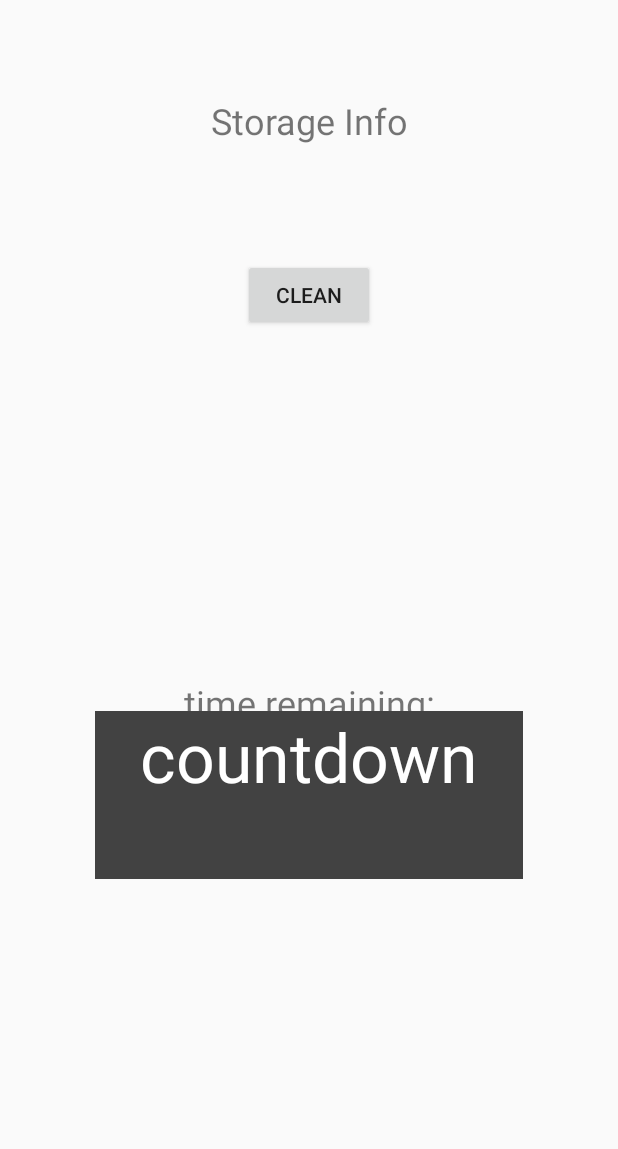
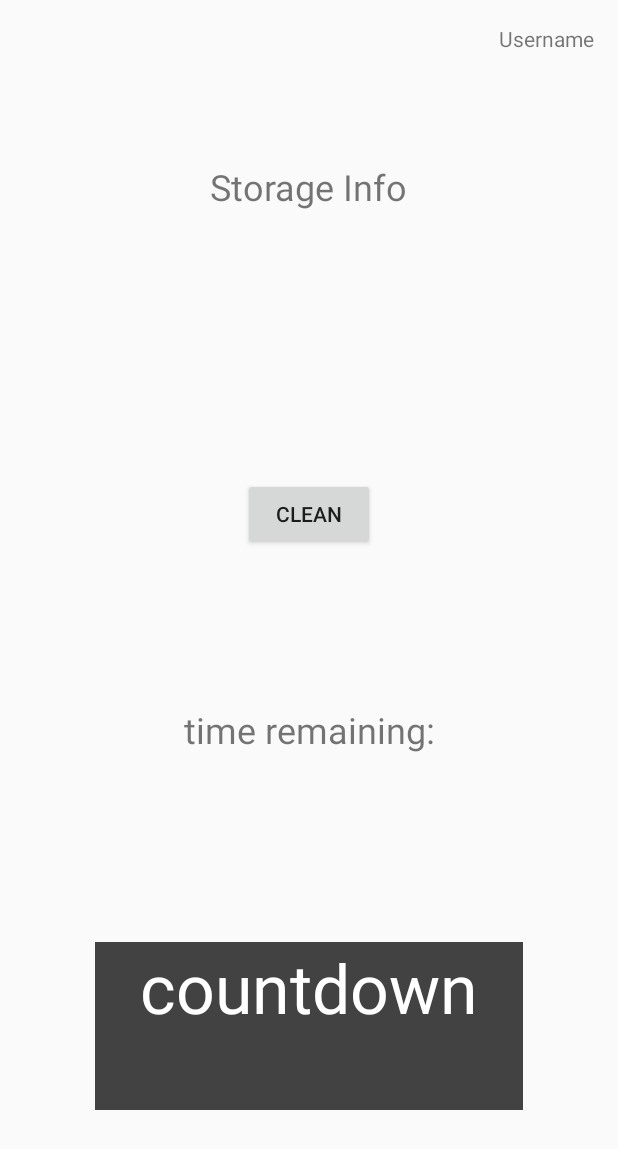
Before and after one commit to Sprintf01/NullAndVoid, an Android app built with Jetpack Compose: the layout activity_main.xml on its own in the app's theme, with its tools: preview values and no code run, on a phone screen of 412 x 824 dp. Shown: the top 1149 px of the screen. Run offline under Robolectric (Android 15) with nearby library versions, the phone set to English and light mode, and no system bars.

Commit message:
Improved sign up and login with successful countdown continuation

```diff
--- a/app/build.gradle.kts
+++ b/app/build.gradle.kts
@@ -11,7 +11,7 @@ android {
 
     defaultConfig {
         applicationId = "com.example.pakhi"
-        minSdk = 24
+        minSdk = 28
         targetSdk = 35
         versionCode = 1
         versionName = "1.0"
--- a/app/src/main/java/com/example/pakhi/SignUpActivity.kt
+++ b/app/src/main/java/com/example/pakhi/SignUpActivity.kt
@@ -9,6 +9,8 @@ import androidx.core.view.ViewCompat
 import androidx.core.view.WindowInsetsCompat
 import com.example.pakhi.databinding.ActivitySignUpBinding
 import com.google.firebase.auth.FirebaseAuth
+
+var username: String? = null
 
 class SignUpActivity : AppCompatActivity() {
     private lateinit var binding: ActivitySignUpBinding
@@ -51,6 +53,7 @@ class SignUpActivity : AppCompatActivity() {
                     Toast.makeText(this, "Password is not matching", Toast.LENGTH_SHORT).show()
                 }
             }
+            username = binding.editUsername.text.toString()
         }
         }
     }
--- a/app/src/main/res/layout/activity_main.xml
+++ b/app/src/main/res/layout/activity_main.xml
@@ -6,37 +6,46 @@
     android:layout_width="match_parent"
     android:layout_height="match_parent">
 
+    <TextView
+        android:id="@+id/username"
+        android:layout_width="wrap_content"
+        android:layout_height="wrap_content"
+        android:layout_marginTop="16dp"
+        android:layout_marginEnd="16dp"
+        android:text="Username"
+        app:layout_constraintEnd_toEndOf="parent"
+        app:layout_constraintTop_toTopOf="parent"/>
 
     <TextView
         android:id="@+id/storageText"
         android:layout_width="wrap_content"
         android:layout_height="wrap_content"
-        android:layout_marginTop="64dp"
+        android:layout_marginTop="108dp"
         android:text="Storage Info"
         android:textSize="24sp"
-        tools:layout_editor_absoluteX="140dp"
-        app:layout_constraintTop_toTopOf="parent"
+        app:layout_constraintEnd_toEndOf="parent"
+        app:layout_constraintHorizontal_bias="0.498"
         app:layout_constraintStart_toStartOf="parent"
-        app:layout_constraintEnd_toEndOf="parent"
-        />
+        app:layout_constraintTop_toTopOf="parent" />
 
     <Button
         android:id="@+id/countdownButton"
         android:layout_width="wrap_content"
         android:layout_height="wrap_content"
-        android:layout_marginTop="76dp"
+        android:layout_marginStart="161dp"
+        android:layout_marginTop="178dp"
+        android:layout_marginEnd="162dp"
         android:text="CLEAN"
-        app:layout_constraintTop_toBottomOf="@+id/storageText"
-        tools:layout_editor_absoluteX="161dp"
+        app:layout_constraintEnd_toEndOf="parent"
         app:layout_constraintStart_toStartOf="parent"
-        app:layout_constraintEnd_toEndOf="parent"/>
+        app:layout_constraintTop_toBottomOf="@+id/storageText" />
 
     <TextView
         android:id="@+id/remaining_time"
         android:layout_width="wrap_content"
         android:layout_height="wrap_content"
         android:layout_marginStart="123dp"
-        android:layout_marginTop="231dp"
+        android:layout_marginTop="103dp"
         android:layout_marginEnd="123dp"
         android:text="time remaining:"
         android:textAlignment="center"
@@ -50,15 +59,13 @@
         android:layout_width="285dp"
         android:layout_height="112dp"
         android:layout_marginStart="63dp"
-        android:layout_marginTop="23dp"
+        android:layout_marginTop="125dp"
         android:layout_marginEnd="63dp"
-        android:layout_marginBottom="272dp"
         android:background="@color/cardview_dark_background"
         android:text="countdown"
         android:textAlignment="center"
         android:textColor="@color/white"
         android:textSize="45sp"
-        app:layout_constraintBottom_toBottomOf="parent"
         app:layout_constraintEnd_toEndOf="parent"
         app:layout_constraintStart_toStartOf="parent"
         app:layout_constraintTop_toBottomOf="@+id/remaining_time" />
```
Also changed, not shown: app/src/main/java/com/example/pakhi/CountdownService.kt (+45 -13 lines), app/src/main/java/com/example/pakhi/MainActivity.kt (+28 -11 lines), app/src/main/java/com/example/pakhi/SplashActivity.kt (+156 -12 lines).
